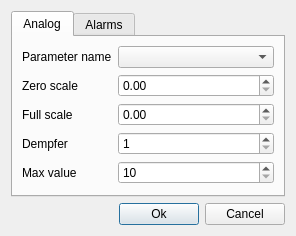
Qt form filters/sparamdialog.ui (vanessaorgua/Linovitsa) before a commit.
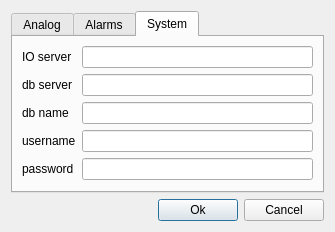
The same form after that commit.

```diff
--- a/filters/sparamdialog.ui
+++ b/filters/sparamdialog.ui
@@ -6,7 +6,7 @@
    <rect>
     <x>0</x>
     <y>0</y>
-    <width>296</width>
+    <width>318</width>
     <height>215</height>
    </rect>
   </property>
@@ -44,7 +44,7 @@
    <item row="0" column="0" colspan="3">
     <widget class="QTabWidget" name="tabWidget">
      <property name="currentIndex">
-      <number>0</number>
+      <number>2</number>
      </property>
      <widget class="QWidget" name="tab_1">
       <attribute name="title">
@@ -107,7 +107,7 @@
          </property>
         </widget>
        </item>
-       <item row="6" column="0" colspan="2">
+       <item row="5" column="0" colspan="2">
         <spacer name="verticalSpacer">
          <property name="orientation">
           <enum>Qt::Vertical</enum>
@@ -143,23 +143,6 @@
          </property>
         </widget>
        </item>
-       <item row="5" column="0">
-        <widget class="QLabel" name="label_8">
-         <property name="text">
-          <string>Max value</string>
-         </property>
-        </widget>
-       </item>
-       <item row="5" column="1">
-        <widget class="QSpinBox" name="sb_m">
-         <property name="minimum">
-          <number>10</number>
-         </property>
-         <property name="maximum">
-          <number>100</number>
-         </property>
-        </widget>
-       </item>
       </layout>
      </widget>
      <widget class="QWidget" name="tab_2">
@@ -230,6 +213,83 @@
        </item>
       </layout>
      </widget>
+     <widget class="QWidget" name="tab_3">
+      <attribute name="title">
+       <string>System</string>
+      </attribute>
+      <layout class="QGridLayout" name="gridLayout_4">
+       <item row="0" column="0">
+        <widget class="QLabel" name="label_8">
+         <property name="text">
+          <string>IO server</string>
+         </property>
+        </widget>
+       </item>
+       <item row="0" column="1">
+        <widget class="QLineEdit" name="le_ioserv"/>
+       </item>
+       <item row="6" column="0" colspan="2">
+        <spacer name="verticalSpacer_3">
+         <property name="orientation">
+          <enum>Qt::Vertical</enum>
+         </property>
+         <property name="sizeHint" stdset="0">
+          <size>
+           <width>291</width>
+           <height>0</height>
+          </size>
+         </property>
+        </spacer>
+       </item>
+       <item row="1" column="0">
+        <widget class="QLabel" name="label_9">
+         <property name="text">
+          <string>db server</string>
+         </property>
+        </widget>
+       </item>
+       <item row="2" column="0">
+        <widget class="QLabel" name="label_10">
+         <property name="text">
+          <string>db name</string>
+         </property>
+        </widget>
+       </item>
+       <item row="3" column="0">
+        <widget class="QLabel" name="label_11">
+         <property name="text">
+          <string>username</string>
+         </property>
+        </widget>
+       </item>
+       <item row="4" column="0">
+        <widget class="QLabel" name="label_12">
+         <property name="text">
+          <string>password</string>
+         </property>
+        </widget>
+       </item>
+       <item row="1" column="1">
+        <widget class="QLineEdit" name="le_dbserv"/>
+       </item>
+       <item row="2" column="1">
+        <widget class="QLineEdit" name="le_dbname"/>
+       </item>
+       <item row="3" column="1">
+        <widget class="QLineEdit" name="le_username"/>
+       </item>
+       <item row="4" column="1">
+        <widget class="QLineEdit" name="le_passwd">
+         <property name="inputMask">
+          <string/>
+         </property>
+         <property name="text">
+          <string/>
+         </property>
+        </widget>
+       </item>
+      </layout>
+     </widget>
     </widget>
    </item>
   </layout>
```
